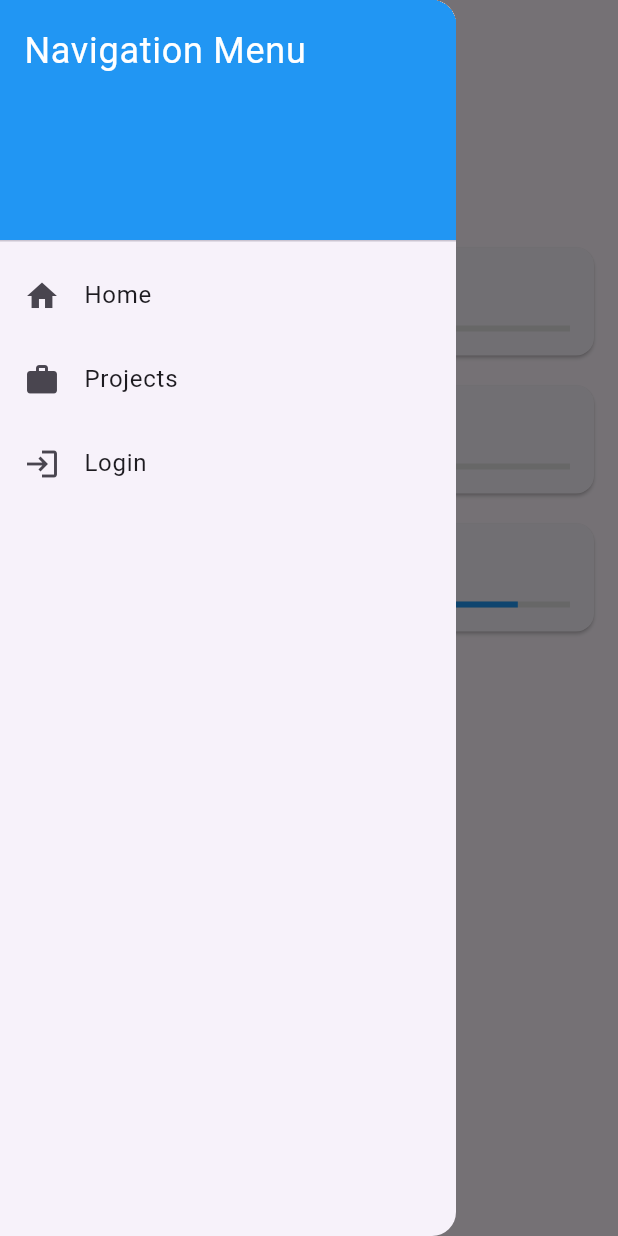
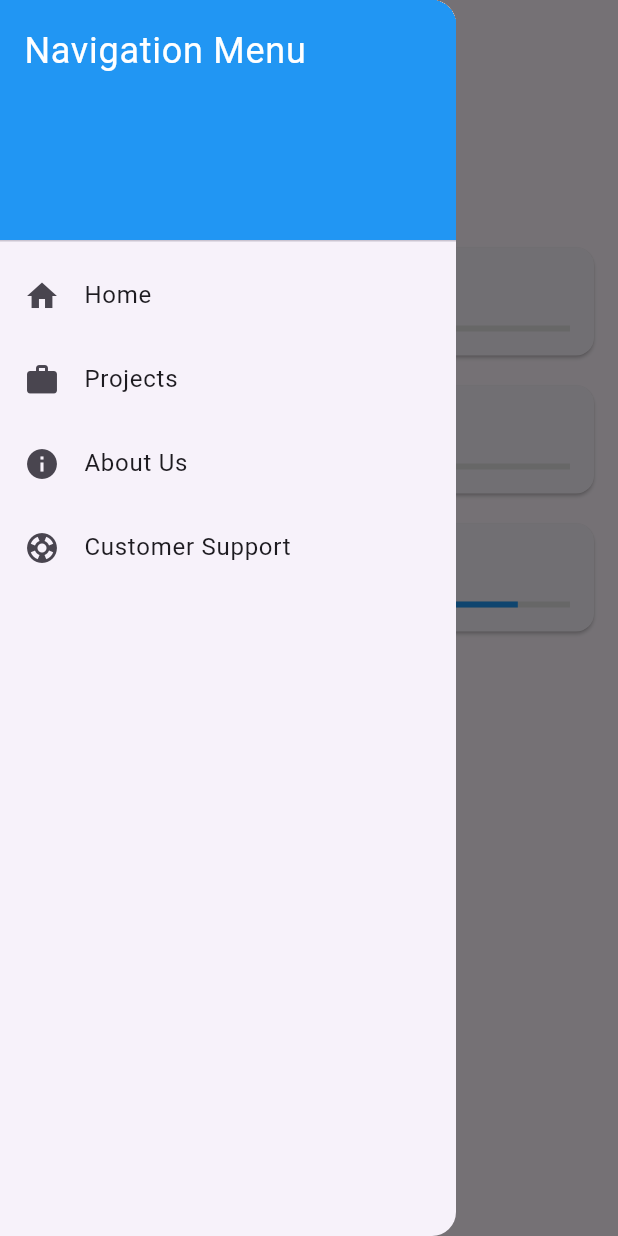
Before and after one commit to kimjooyoon/home_page, a Flutter app: the NavigationLayout screen opened by its route, with the side drawer open, on a phone screen of 412 x 824 dp. Run offline on Flutter 3.47's test engine with Material 3 defaults, Android fonts, the phone set to English and light mode, and no system bars; our stand-ins replace flutter_svg.

Commit message:
feat: add about_us, support

```diff
--- a/lib/pages/navigation/navigation_layout.dart
+++ b/lib/pages/navigation/navigation_layout.dart
@@ -1,7 +1,8 @@
 import 'package:flutter/material.dart';
 import 'package:home_page/pages/home/home.dart';
-import 'package:home_page/pages/login/login.dart';
 import 'package:home_page/pages/projects/projects.dart';
+import 'package:home_page/pages/about_us/about_us.dart';
+import 'package:home_page/pages/customer_support/customer_support.dart';
 
 class NavigationLayout extends StatefulWidget {
   final int initialIndex;
@@ -21,10 +22,11 @@ class _NavigationLayoutState extends State<NavigationLayout> {
     _selectedIndex = widget.initialIndex;
   }
 
-  static List<Widget> _widgetOptions = <Widget>[
-    HomePage(),
+  static final List<Widget> _widgetOptions = <Widget>[
+    const HomePage(),
     ProjectsPage(),
-    LoginPage(),
+    const AboutUsPage(),
+    const CustomerSupportPage(),
     // 추가 페이지들
   ];
 
@@ -32,20 +34,20 @@ class _NavigationLayoutState extends State<NavigationLayout> {
     setState(() {
       _selectedIndex = index;
     });
-    Navigator.pop(context);  // Drawer를 닫기 위해 pop
+    Navigator.pop(context); // Drawer를 닫기 위해 pop
   }
 
   @override
   Widget build(BuildContext context) {
     return Scaffold(
       appBar: AppBar(
-        title: Text('Home Page'),
+        title: const Text('Home Page'),
       ),
       drawer: Drawer(
         child: ListView(
           padding: EdgeInsets.zero,
           children: <Widget>[
-            DrawerHeader(
+            const DrawerHeader(
               decoration: BoxDecoration(
                 color: Colors.blue,
               ),
@@ -58,19 +60,24 @@ class _NavigationLayoutState extends State<NavigationLayout> {
               ),
             ),
             ListTile(
-              leading: Icon(Icons.home),
-              title: Text('Home'),
+              leading: const Icon(Icons.home),
+              title: const Text('Home'),
               onTap: () => _onItemTapped(0),
             ),
             ListTile(
-              leading: Icon(Icons.work),
-              title: Text('Projects'),
+              leading: const Icon(Icons.work),
+              title: const Text('Projects'),
               onTap: () => _onItemTapped(1),
             ),
             ListTile(
-              leading: Icon(Icons.login),
-              title: Text('Login'),
+              leading: const Icon(Icons.info),
+              title: const Text('About Us'),
               onTap: () => _onItemTapped(2),
+            ),
+            ListTile(
+              leading: const Icon(Icons.support),
+              title: const Text('Customer Support'),
+              onTap: () => _onItemTapped(3),
             ),
             // 추가 네비게이션 아이템
           ],
```
Also changed, not shown: lib/pages/about_us/about_us.dart (added, +93 -0 lines), lib/pages/customer_support/customer_support.dart (added, +73 -0 lines).
